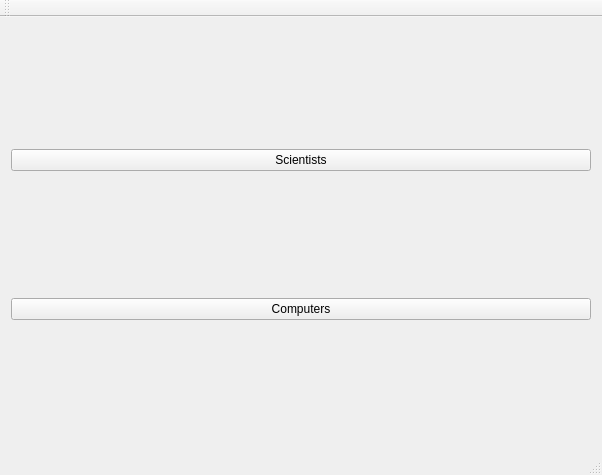
The window that EndurvinnslustöðATeam/Skil3/mainwindow.ui (trunti/verklegtn-m) describes before a commit, drawn with Qt 5.
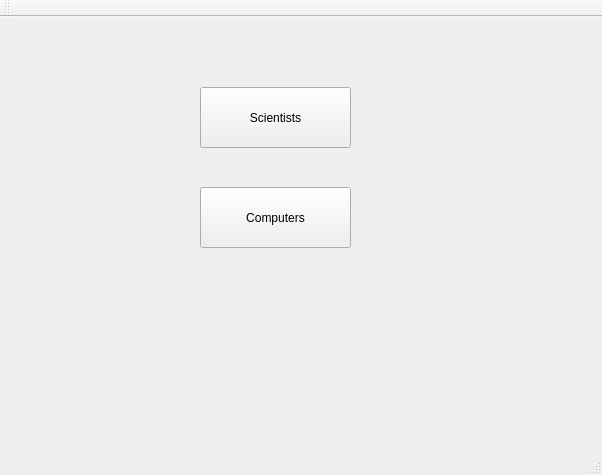
The same window after the commit.

Diff of the .ui file:
```diff
--- a/EndurvinnslustöðATeam/Skil3/mainwindow.ui
+++ b/EndurvinnslustöðATeam/Skil3/mainwindow.ui
@@ -14,22 +14,35 @@
    <string>MainWindow</string>
   </property>
   <widget class="QWidget" name="centralWidget">
-   <layout class="QVBoxLayout" name="verticalLayout">
-    <item>
      <widget class="QPushButton" name="Button_Scientist">
+    <property name="geometry">
+     <rect>
+      <x>200</x>
+      <y>70</y>
+      <width>151</width>
+      <height>61</height>
+     </rect>
+    </property>
+    <property name="autoFillBackground">
+     <bool>true</bool>
+    </property>
       <property name="text">
        <string>Scientists</string>
       </property>
      </widget>
-    </item>
-    <item>
      <widget class="QPushButton" name="Buttin_Computer">
+    <property name="geometry">
+     <rect>
+      <x>200</x>
+      <y>170</y>
+      <width>151</width>
+      <height>61</height>
+     </rect>
+    </property>
       <property name="text">
        <string>Computers</string>
       </property>
      </widget>
-    </item>
-   </layout>
   </widget>
   <widget class="QMenuBar" name="menuBar">
    <property name="geometry">
```
Lines whose indentation alone changed are shown as unchanged.
